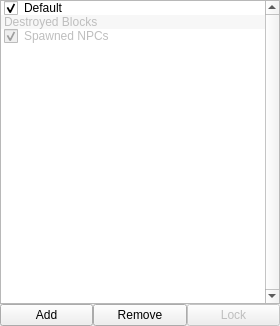
WohlSoft/Moondust-Project, file Editor/main_window/dock/lvl_layers_box.ui: the form before one commit.
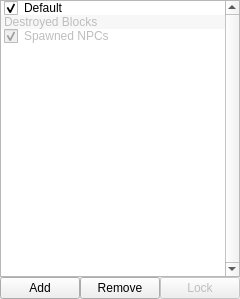
The form after the commit.

The edit to the form file:
```diff
--- a/Editor/main_window/dock/lvl_layers_box.ui
+++ b/Editor/main_window/dock/lvl_layers_box.ui
@@ -6,13 +6,13 @@
    <rect>
     <x>0</x>
     <y>0</y>
-    <width>280</width>
-    <height>326</height>
+    <width>187</width>
+    <height>299</height>
    </rect>
   </property>
   <property name="minimumSize">
    <size>
-    <width>280</width>
+    <width>160</width>
     <height>143</height>
    </size>
   </property>
```
